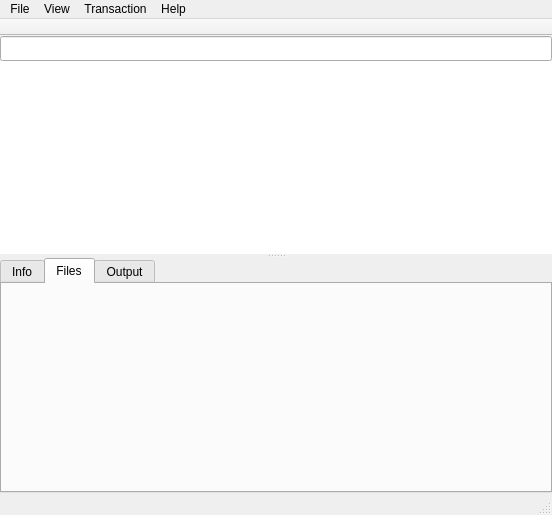
The window that ui/mainwindow.ui (aarnt/octopi) describes before a commit, drawn with Qt 5.
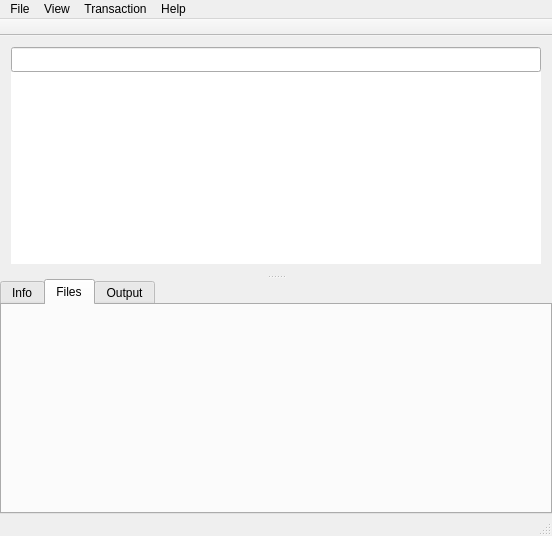
The same window after the commit. The open tabs and pages were chosen to show the change. Icons and pictures are not drawn. Custom widgets are drawn as their Qt base class.

Commit message: Bufix in the mainwindow's UI.

The edit to the form file:
```diff
--- a/ui/mainwindow.ui
+++ b/ui/mainwindow.ui
@@ -29,6 +29,11 @@
      <number>0</number>
     </property>
     <item row="0" column="0">
+     <widget class="QSplitter" name="splitter">
+      <property name="orientation">
+       <enum>Qt::Vertical</enum>
+      </property>
+      <widget class="QWidget" name="">
      <layout class="QVBoxLayout" name="verticalLayout">
       <property name="spacing">
        <number>0</number>
@@ -44,13 +49,6 @@
        </widget>
       </item>
       <item>
-       <widget class="QSplitter" name="splitter">
-        <property name="lineWidth">
-         <number>1</number>
-        </property>
-        <property name="orientation">
-         <enum>Qt::Vertical</enum>
-        </property>
         <widget class="QTreeView" name="tvPackages">
          <property name="sizePolicy">
           <sizepolicy hsizetype="Expanding" vsizetype="MinimumExpanding">
@@ -80,6 +78,9 @@
           <number>20</number>
          </property>
         </widget>
+        </item>
+       </layout>
+      </widget>
         <widget class="QTabWidget" name="twProperties">
          <property name="sizePolicy">
           <sizepolicy hsizetype="Expanding" vsizetype="Expanding">
@@ -113,8 +114,6 @@
          </widget>
         </widget>
        </widget>
-      </item>
-     </layout>
     </item>
    </layout>
   </widget>
```
Left out of the diff: 2 changed lines with no effect on the pictures. Lines whose indentation alone changed are shown as unchanged.
